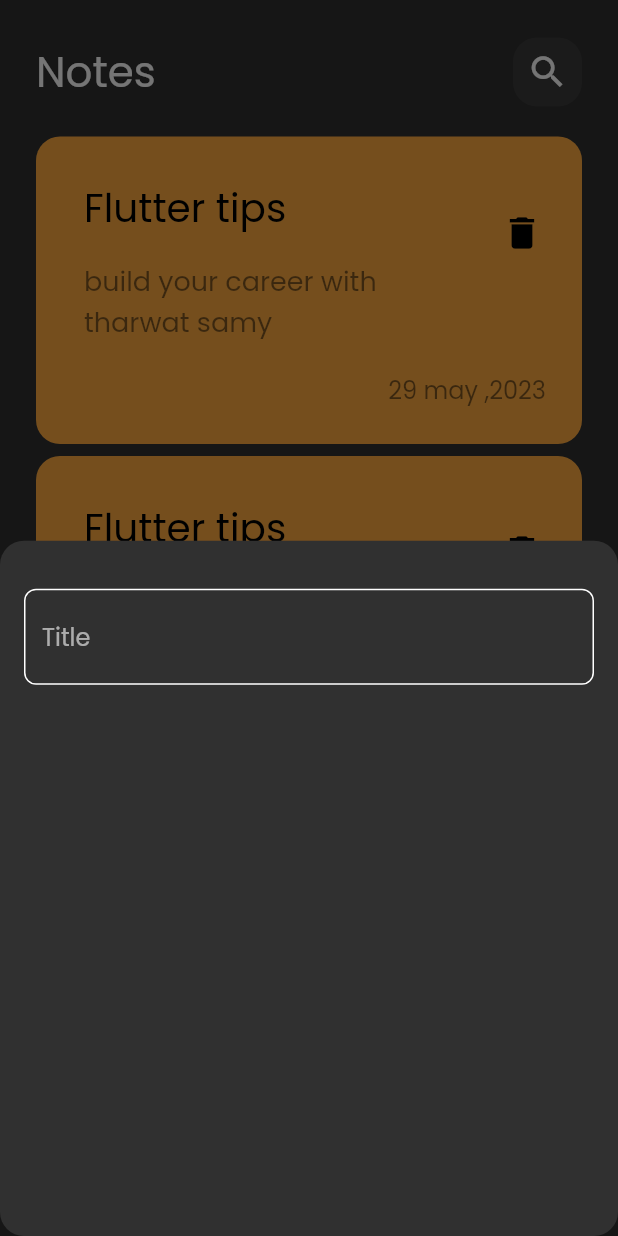
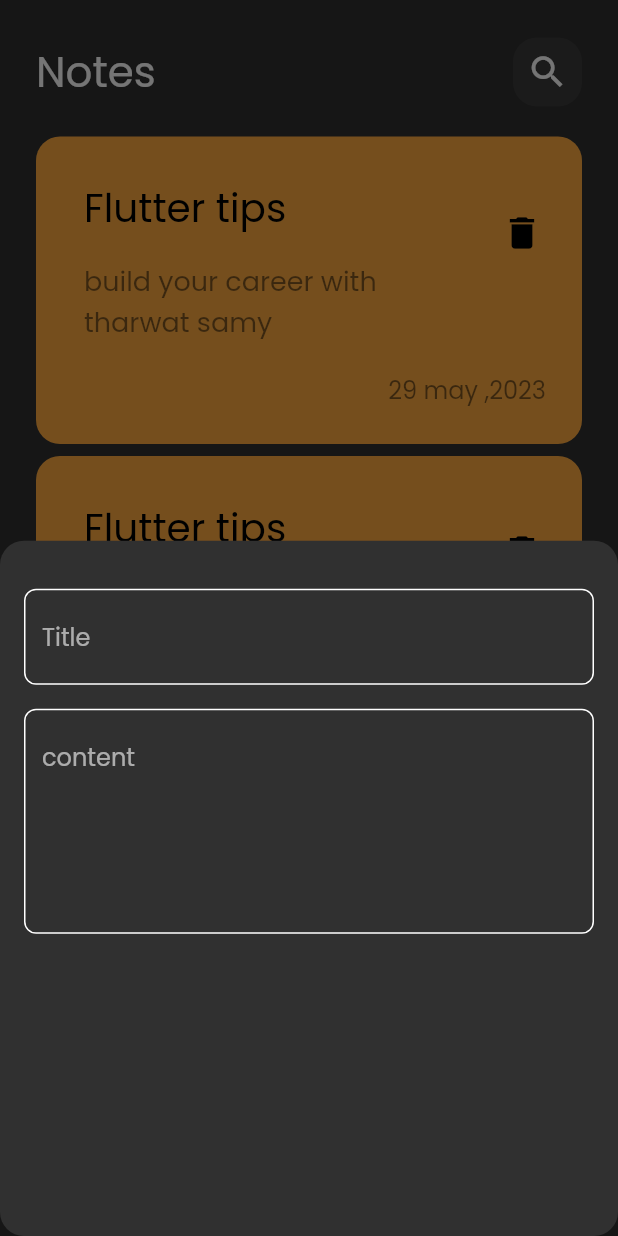
Before and after one commit to mahdymohamed6/note_app, a Flutter app: the screen it shows after launch, after a tap on the "add" icon, on a phone screen of 412 x 824 dp. Run offline on Flutter 3.47's test engine with Material 2 defaults, Android fonts, the phone set to English and light mode, and no system bars.

Commit message:
show model bottom sheet text fields

```diff
--- a/lib/widgets/add_note_bubble_sheet.dart
+++ b/lib/widgets/add_note_bubble_sheet.dart
@@ -1,22 +1,27 @@
 import 'package:flutter/material.dart';
 import 'package:note_app/widgets/custom_text_field.dart';
+
 class AddNoteModelSheet extends StatelessWidget {
   const AddNoteModelSheet({Key? key}) : super(key: key);
 
   @override
   Widget build(BuildContext context) {
     return const Padding(
-      padding:  EdgeInsets.symmetric(horizontal: 16),
-      child:  Column(
-
+      padding: EdgeInsets.symmetric(horizontal: 16),
+      child: Column(
         children: [
           SizedBox(
             height: 32,
           ),
-          CustomTextField(),
-
+          CustomTextField(hint: 'Title'),
+          SizedBox(
+            height: 16,
+          ),
+          CustomTextField(
+            hint: 'content',
+            maxLine: 5,
+          ),
         ],
-
       ),
     );
   }
--- a/lib/widgets/custom_text_field.dart
+++ b/lib/widgets/custom_text_field.dart
@@ -1,14 +1,18 @@
 
 import 'package:flutter/material.dart';
 class CustomTextField extends StatelessWidget {
-  const CustomTextField({Key? key}) : super(key: key);
-
+  const CustomTextField({Key? key, required this.hint,  this.maxLine=1}) : super(key: key);
+final String hint;
+final int maxLine;
   @override
   Widget build(BuildContext context) {
     return  TextField(
       cursorColor: Colors.lightBlueAccent,
+      maxLines: maxLine,
       decoration: InputDecoration(
-        hintText: 'Title',
+
+
+        hintText: hint,
 
         border: buildBorder(),
       enabledBorder: buildBorder(),
```
